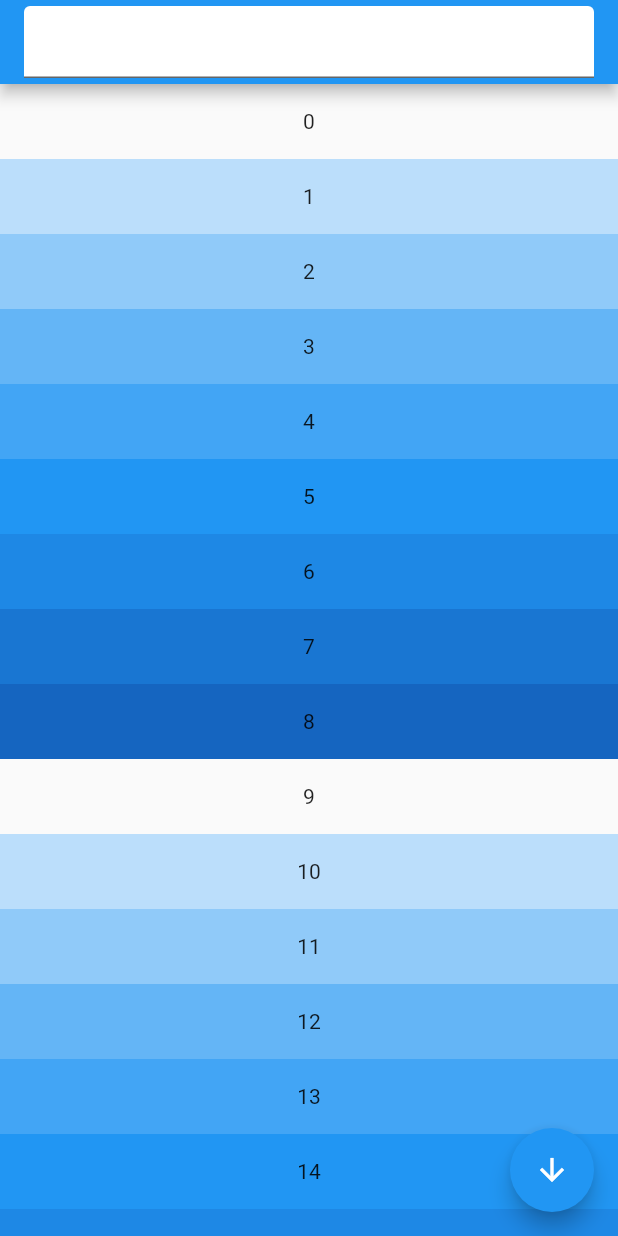
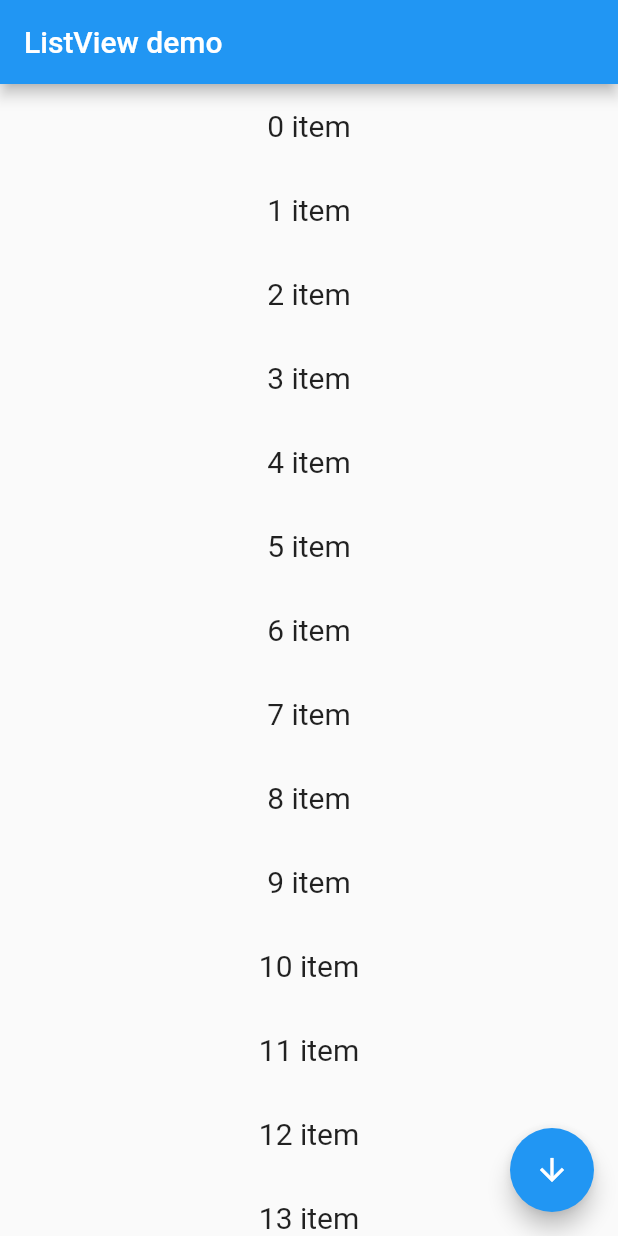
Before and after one commit to cleong98/flutter_learning_scrollable, a Flutter app: the screen it shows after launch, on a phone screen of 412 x 824 dp. Run offline on Flutter 3.47's test engine with Material 2 defaults, Android fonts, the phone set to English and light mode, and no system bars.

Commit message:
study dismissible widget

```diff
--- a/lib/main.dart
+++ b/lib/main.dart
@@ -29,45 +29,22 @@ class MyHomePage extends StatefulWidget {
 
 class _MyHomePageState extends State<MyHomePage> {
   int _counter = 0;
+  List<String> data = List.generate(60, (index) => '$index item');
 
   void _incrementCounter() {
     setState(() {
       _counter++;
     });
   }
+
   @override
   Widget build(BuildContext context) {
-    final MediaQueryData mediaQueryData = MediaQuery.of(context);
     return Scaffold(
       appBar: AppBar(
-        title: const TextField(
-          decoration: InputDecoration(
-            fillColor: Colors.white,
-            filled: true,
-          ),
-        ),
+        title: Text(widget.title),
       ),
-      body: NotificationListener<OverscrollNotification>(
-        onNotification: (OverscrollNotification notification) {
-          print(notification.overscroll);
-          // print('====dragDetails ${event.dragDetails}');
-          // print('====dragDetails ${event.metrics.pixels}');
-          // if true is event is intercept no need to pop
-          //false is just read continue to pop event
-          return true;
-        },
-        child: ListView.builder(
-          //default keyboardDismissBehavior is manual
-          keyboardDismissBehavior: ScrollViewKeyboardDismissBehavior.onDrag,
-          itemBuilder: (context, index) {
-            return Container(
-              color: Colors.blue[index % 9 * 100],
-              height: 50,
-              child: Center(child: Text('$index')),
-            );
-          },
-          itemCount: 100,
-        ),
+      body: ListView.builder(
+        itemBuilder: _buildItems,
       ),
       floatingActionButton: FloatingActionButton(
         onPressed: _incrementCounter,
@@ -76,4 +53,69 @@ class _MyHomePageState extends State<MyHomePage> {
       ),
     );
   }
+
+  Widget _buildItems(BuildContext context, int index) {
+    return Dismissible(
+      key: ValueKey<String>(data[index]),
+      background: buildBackground(),
+      secondaryBackground: buildSecondaryBackground(),
+      child: ItemBox(
+        info: data[index],
+      ),
+      onDismissed: (direction) => _onDismissed(direction, index),
+      confirmDismiss: _confirmDismiss,
+    );
+  }
+
+  Widget buildBackground() {
+    return Container(
+      color: Colors.green,
+      alignment: const Alignment(-0.9, 0),
+      child: const Icon(
+        Icons.check,
+        color: Colors.white,
+      ),
+    );
+  }
+
+  Widget buildSecondaryBackground() {
+    return Container(
+      color: Colors.red,
+      alignment: const Alignment(0.9, 0),
+      child: const Icon(
+        Icons.close,
+        color: Colors.white,
+      ),
+    );
+  }
+
+  void _onDismissed(DismissDirection direction, int index) {
+    setState(() {
+      data.removeAt(index);
+    });
+  }
+
+  Future<bool?> _confirmDismiss(DismissDirection direction) async {
+    await Future.delayed(const Duration(seconds: 2));
+    print('_confirmDismiss: $direction');
+    //if end to start will remove
+    return direction != DismissDirection.startToEnd;
+  }
 }
+
+class ItemBox extends StatelessWidget {
+  const ItemBox({Key? key, required this.info}) : super(key: key);
+  final String info;
+
+  @override
+  Widget build(BuildContext context) {
+    return Container(
+      alignment: Alignment.center,
+      height: 56,
+      child: Text(
+        info,
+        style: const TextStyle(fontSize: 20),
+      ),
+    );
+  }
+}
```
